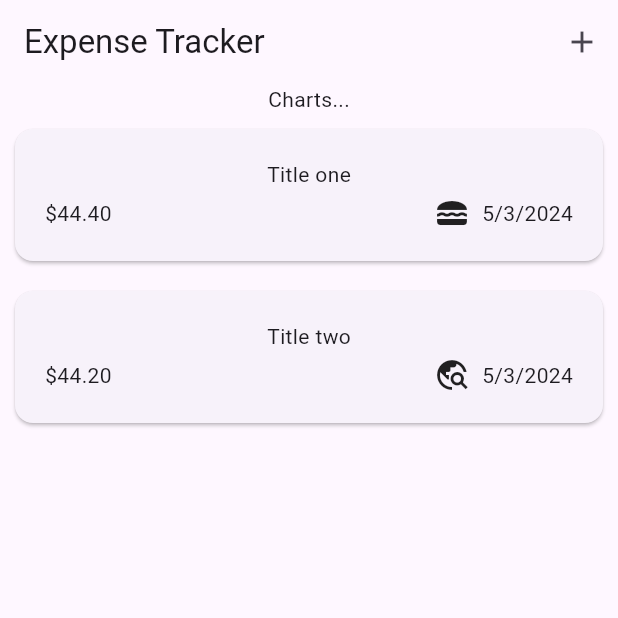
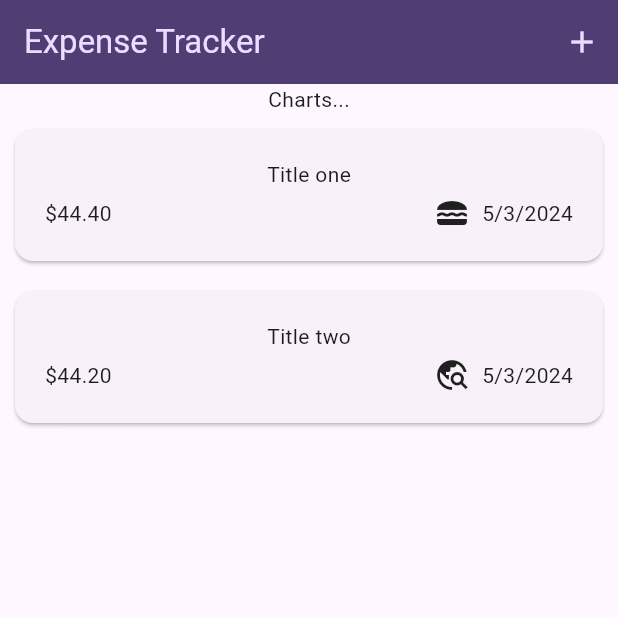
Before and after one commit to kumarmeet/flutter_expense_tracker, a Flutter app: the screen it shows after launch, on a phone screen of 412 x 824 dp, the top half of it. Run offline on Flutter 3.47's test engine with Material 3 defaults, Android fonts, the phone set to English and light mode, and no system bars.

Commit message:
setting theme of all over app on main.dart file

```diff
--- a/lib/expenses.dart
+++ b/lib/expenses.dart
@@ -34,24 +34,50 @@ class _ExpensesState extends State<Expenses> {
 
   void _openAddExpenseOverlay() {
     showModalBottomSheet(
+        isScrollControlled: true,
         context: context,
         builder: (ctx) => NewExpense(
               addExpense: _addExpense,
             ));
   }
 
+  void _removeExpense(Expense expense) {
+    final expenseIndex = _registeredExpenses.indexOf(expense);
+
+    setState(() {
+      _registeredExpenses.remove(expense);
+    });
+
+    ScaffoldMessenger.of(context).clearSnackBars();
+    ScaffoldMessenger.of(context).showSnackBar(SnackBar(
+        duration: const Duration(seconds: 5),
+        action: SnackBarAction(
+            label: "Undo",
+            onPressed: () {
+              setState(() {
+                _registeredExpenses.insert(expenseIndex, expense);
+              });
+            }),
+        content: const Text("Deleted!")));
+  }
+
   @override
   Widget build(BuildContext context) {
+    Widget mainContent = const Center(
+        child: Text("You dont have any expenses list yet. Please add one!"));
+
+    if (_registeredExpenses.isNotEmpty) {
+      mainContent = ExpensesList(
+          expenses: _registeredExpenses, removeExpense: _removeExpense);
+    }
+
     return Scaffold(
       appBar: AppBar(title: const Text("Expense Tracker"), actions: [
         IconButton(
             onPressed: _openAddExpenseOverlay, icon: const Icon(Icons.add))
       ]),
       body: Column(
-        children: [
-          const Text("Charts..."),
-          Expanded(child: ExpensesList(expenses: _registeredExpenses))
-        ],
+        children: [const Text("Charts..."), Expanded(child: mainContent)],
       ),
     );
   }
--- a/lib/expenses_list.dart
+++ b/lib/expenses_list.dart
@@ -3,14 +3,21 @@ import 'package:expense_tracker/widgets/expenses_list/expense_item.dart';
 import 'package:flutter/material.dart';
 
 class ExpensesList extends StatelessWidget {
-  const ExpensesList({super.key, required this.expenses});
+  const ExpensesList(
+      {super.key, required this.expenses, required this.removeExpense});
 
   final List<Expense> expenses;
+  final void Function(Expense expense) removeExpense;
 
   @override
   Widget build(BuildContext context) {
     return ListView.builder(
         itemCount: expenses.length,
-        itemBuilder: (ctx, idx) => ExpenseItem(expense: expenses[idx]));
+        itemBuilder: (ctx, idx) => Dismissible(
+            key: ValueKey(expenses[idx]),
+            onDismissed: (direction) {
+              removeExpense(expenses[idx]);
+            },
+            child: ExpenseItem(expense: expenses[idx])));
   }
 }
```
Also changed, not shown: lib/main.dart (+7 -1 lines).
